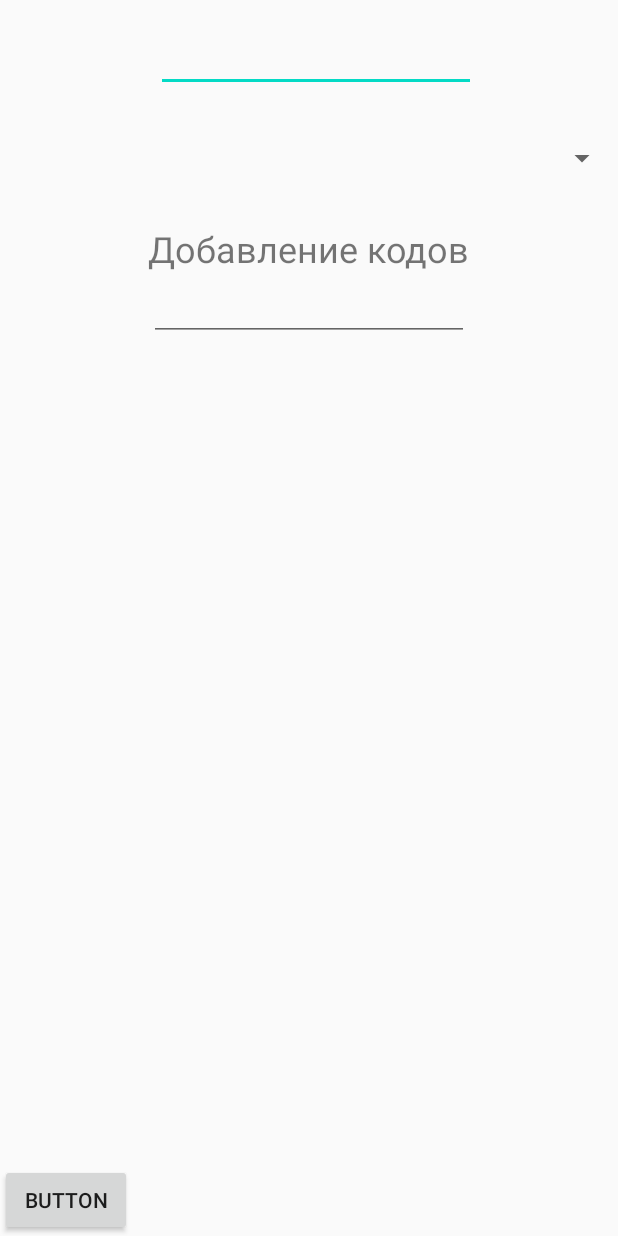
After one commit to svinstvo/united_marking, an Android app: the layout add_code_main.xml on its own in the app's theme, with its tools: preview values and no code run, on a phone screen of 412 x 824 dp. The commit adds this screen. Run offline under Robolectric (Android 15) with nearby library versions, the phone set to English and light mode, and no system bars.

Commit message:
добвленн интерфейс добавления кодов, и просмотра сведений по коду

```diff
--- a/app/build.gradle
+++ b/app/build.gradle
@@ -38,6 +38,7 @@ dependencies {
     implementation "androidx.lifecycle:lifecycle-viewmodel-ktx:2.3.1"
     implementation("com.squareup.okhttp3:okhttp:4.9.0")
     implementation 'com.google.code.gson:gson:2.8.5'
+    implementation("org.jetbrains.kotlinx:kotlinx-coroutines-android:1.4.1")
 
 
 
--- a/app/src/main/AndroidManifest.xml
+++ b/app/src/main/AndroidManifest.xml
@@ -33,7 +33,8 @@
             android:parentActivityName=".MainActivity"
             android:windowSoftInputMode="stateHidden">
         </activity>
-
+        <activity android:name=".code_viewer.CodeViewerMain" />
+        <activity android:name=".add_code.AddCodeMain" />
 
 
     </application>
--- /dev/null
+++ b/app/src/main/java/ru/klever/united_marking/add_code/AddCodeInterface.kt
@@ -0,0 +1,5 @@
+package ru.klever.united_marking.add_code
+
+interface AddCodeInterface {
+    fun create_spiner(batchs: Batchs)
+}
--- a/app/src/main/res/layout/activity_main.xml
+++ b/app/src/main/res/layout/activity_main.xml
@@ -33,9 +33,11 @@
         android:layout_height="wrap_content"
         android:layout_marginBottom="32dp"
         android:text="Подождите. Идет получение настроек с сервера."
+        android:textSize="34sp"
         app:layout_constraintBottom_toTopOf="@+id/load_settings_main"
         app:layout_constraintEnd_toEndOf="parent"
-        app:layout_constraintStart_toStartOf="parent" />
+        app:layout_constraintStart_toStartOf="parent"
+        app:layout_constraintTop_toTopOf="parent" />
 
     <Button
         android:id="@+id/load_settings_locale"
--- /dev/null
+++ b/app/src/main/res/layout/add_code_main.xml
@@ -0,0 +1,57 @@
+<?xml version="1.0" encoding="utf-8"?>
+<androidx.constraintlayout.widget.ConstraintLayout xmlns:android="http://schemas.android.com/apk/res/android"
+    xmlns:app="http://schemas.android.com/apk/res-auto"
+    xmlns:tools="http://schemas.android.com/tools"
+    android:layout_width="match_parent"
+    android:layout_height="match_parent">
+
+    <EditText
+        android:id="@+id/editText_Date"
+        android:layout_width="wrap_content"
+        android:layout_height="wrap_content"
+        android:layout_marginTop="16dp"
+        android:ems="10"
+        android:inputType="date"
+        app:layout_constraintEnd_toEndOf="parent"
+        app:layout_constraintHorizontal_bias="0.522"
+        app:layout_constraintStart_toStartOf="parent"
+        app:layout_constraintTop_toTopOf="parent" />
+
+    <Spinner
+        android:id="@+id/spinner_select_batch"
+        android:layout_width="match_parent"
+        android:layout_height="wrap_content"
+        android:layout_marginTop="32dp"
+        android:spinnerMode="dialog"
+        app:layout_constraintTop_toBottomOf="@+id/editText_Date" />
+
+    <TextView
+        android:id="@+id/textView"
+        android:layout_width="wrap_content"
+        android:layout_height="wrap_content"
+        android:layout_marginTop="32dp"
+        android:text="Добавление кодов"
+        android:textSize="24sp"
+        app:layout_constraintEnd_toEndOf="parent"
+        app:layout_constraintStart_toStartOf="parent"
+        app:layout_constraintTop_toBottomOf="@+id/spinner_select_batch" />
+
+    <EditText
+        android:id="@+id/editText_add_code"
+        android:layout_width="wrap_content"
+        android:layout_height="wrap_content"
+        android:ems="10"
+        android:inputType="textPersonName"
+        app:layout_constraintEnd_toEndOf="parent"
+        app:layout_constraintStart_toStartOf="parent"
+        app:layout_constraintTop_toBottomOf="@+id/textView" />
+
+    <Button
+        android:id="@+id/poehali"
+        android:layout_width="wrap_content"
+        android:layout_height="wrap_content"
+        android:text="Button"
+        app:layout_constraintBottom_toBottomOf="parent"
+        app:layout_constraintStart_toStartOf="parent" />
+
+</androidx.constraintlayout.widget.ConstraintLayout>
```
Also changed, not shown: app/src/main/java/ru/klever/united_marking/MainActivity.kt (+18 -0 lines), app/src/main/java/ru/klever/united_marking/Settings.kt (+19 -9 lines), app/src/main/java/ru/klever/united_marking/add_code/AddCodeMain.kt (added, +135 -0 lines), app/src/main/java/ru/klever/united_marking/add_code/AddCodeSpinerAdapter.kt (added, +46 -0 lines), app/src/main/java/ru/klever/united_marking/add_code/Batchs.kt (added, +51 -0 lines), app/src/main/java/ru/klever/united_marking/add_code/batchsItem.kt (added, +10 -0 lines), app/src/main/java/ru/klever/united_marking/code_viewer/CodeViewerMain.kt (added, +91 -0 lines), app/src/main/java/ru/klever/united_marking/code_viewer/ProductPage.kt (added, +7 -0 lines), app/src/main/res/layout/add_code_select_batch_spinner_item.xml (added, +57 -0 lines), app/src/main/res/layout/code_viewer_main.xml (added, +49 -0 lines).
